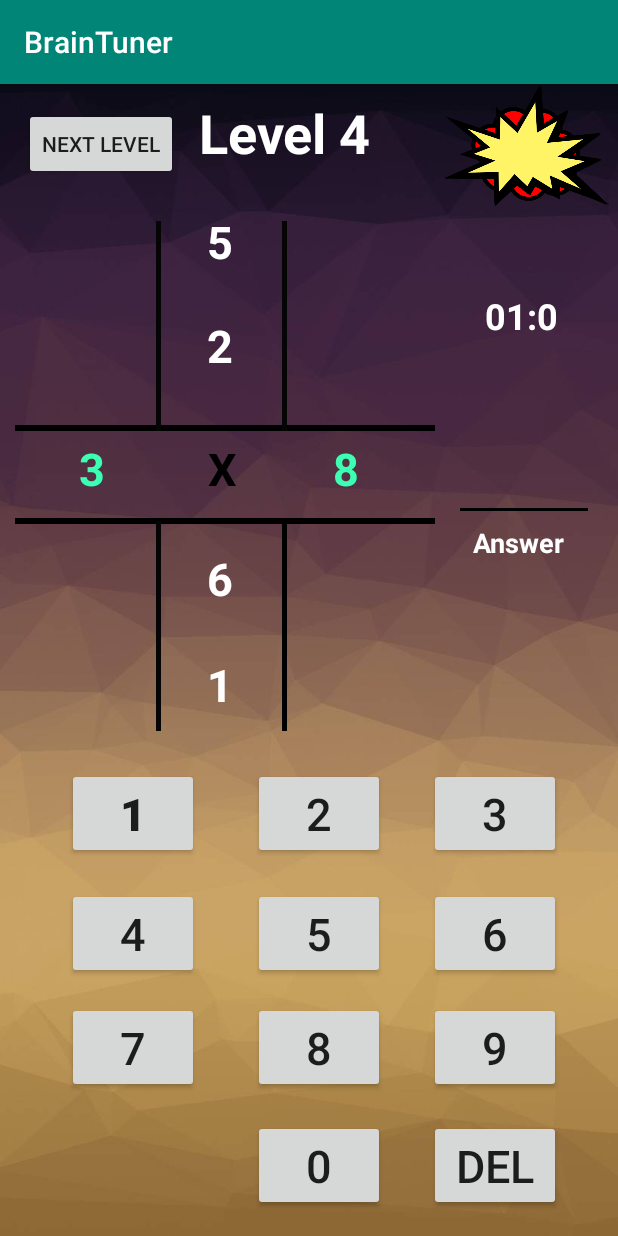
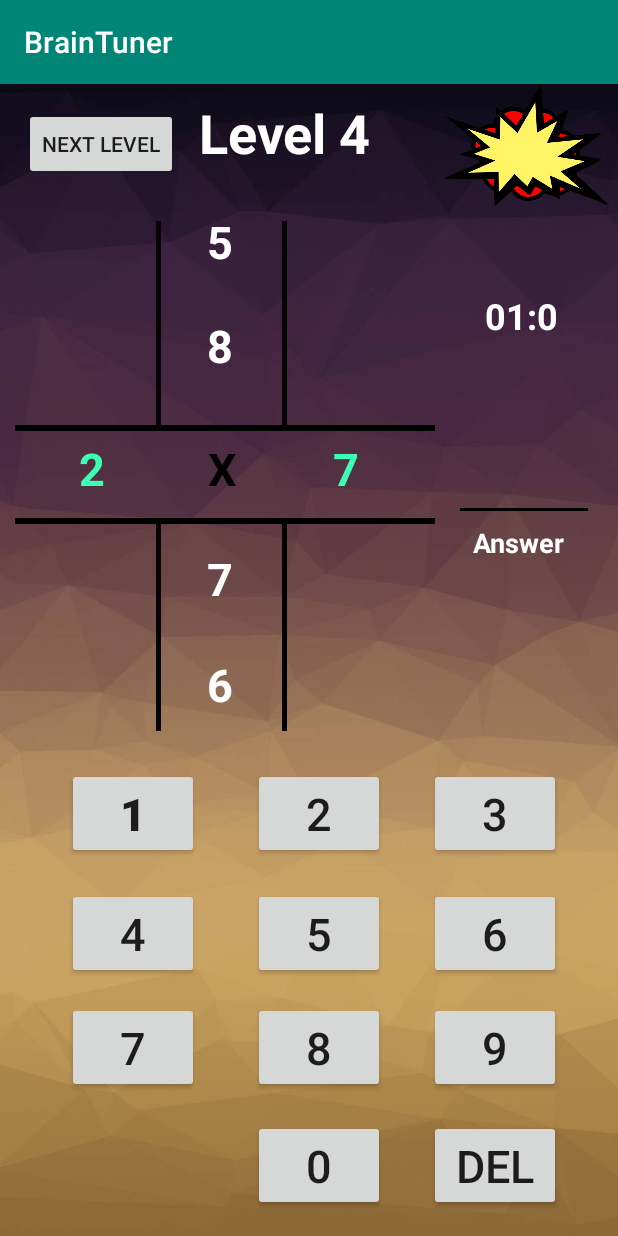
Before and after one commit to tdwic/BrainTuner2, an Android app: the level_4 screen opened directly, with no data from a screen before it, on a phone screen of 412 x 824 dp. Run offline under Robolectric (Android 15) with nearby library versions, the phone set to English and light mode, and no system bars; Roboto replaces fonts that are not available here.

Commit message:
level button updated,level 4 completed,level 4 less expensive

```diff
--- a/app/src/main/res/layout/activity_level_4.xml
+++ b/app/src/main/res/layout/activity_level_4.xml
@@ -15,7 +15,7 @@
         android:layout_marginTop="8dp"
         android:layout_marginEnd="8dp"
         android:layout_marginBottom="8dp"
-        android:text="Answer"
+        android:text="@string/answer4"
         android:textColor="#FFFFFF"
         android:textSize="18sp"
         android:textStyle="bold"
@@ -34,7 +34,7 @@
         android:layout_marginTop="8dp"
         android:layout_marginEnd="8dp"
         android:layout_marginBottom="8dp"
-        android:text="5"
+        android:text="@string/row4_1"
         android:textAlignment="center"
         android:textColor="#FFFFFF"
         android:textSize="30sp"
@@ -54,7 +54,7 @@
         android:layout_marginTop="8dp"
         android:layout_marginEnd="8dp"
         android:layout_marginBottom="8dp"
-        android:text="2"
+        android:text="@string/row4_2"
         android:textAlignment="center"
         android:textColor="#FFFFFF"
         android:textSize="30sp"
@@ -74,7 +74,7 @@
         android:layout_marginTop="8dp"
         android:layout_marginEnd="8dp"
         android:layout_marginBottom="8dp"
-        android:text="3"
+        android:text="@string/col4_1"
         android:textAlignment="center"
         android:textColor="#3CFFB3"
         android:textSize="30sp"
@@ -94,7 +94,7 @@
         android:layout_marginTop="8dp"
         android:layout_marginEnd="8dp"
         android:layout_marginBottom="8dp"
-        android:text="6"
+        android:text="@string/row4_3"
         android:textAlignment="center"
         android:textColor="#FFFFFF"
         android:textSize="30sp"
@@ -114,7 +114,7 @@
         android:layout_marginTop="8dp"
         android:layout_marginEnd="8dp"
         android:layout_marginBottom="8dp"
-        android:text="1"
+        android:text="@string/row4_4"
         android:textAlignment="center"
         android:textColor="#FFFFFF"
         android:textSize="30sp"
@@ -134,7 +134,7 @@
         android:layout_marginTop="8dp"
         android:layout_marginEnd="8dp"
         android:layout_marginBottom="8dp"
-        android:text="8"
+        android:text="@string/col4_3"
         android:textAlignment="center"
         android:textColor="#3CFFB3"
         android:textSize="30sp"
@@ -154,7 +154,7 @@
         android:layout_marginTop="8dp"
         android:layout_marginEnd="8dp"
         android:layout_marginBottom="8dp"
-        android:text="X"
+        android:text="@string/col4_2"
         android:textAlignment="center"
         android:textColor="#000000"
         android:textSize="30sp"
@@ -204,7 +204,7 @@
         android:layout_marginTop="8dp"
         android:layout_marginEnd="8dp"
         android:layout_marginBottom="8dp"
-        android:text="1"
+        android:text="@string/num4_1"
         android:textSize="30sp"
         android:textStyle="bold"
         app:layout_constraintBottom_toBottomOf="parent"
@@ -222,7 +222,7 @@
         android:layout_marginTop="8dp"
         android:layout_marginEnd="8dp"
         android:layout_marginBottom="8dp"
-        android:text="4"
+        android:text="@string/num4_4"
         android:textSize="30sp"
         app:layout_constraintBottom_toBottomOf="parent"
         app:layout_constraintEnd_toEndOf="parent"
@@ -239,7 +239,7 @@
         android:layout_marginTop="8dp"
         android:layout_marginEnd="8dp"
         android:layout_marginBottom="8dp"
-        android:text="7"
+        android:text="@string/num4_7"
         android:textSize="30sp"
         app:layout_constraintBottom_toBottomOf="parent"
         app:layout_constraintEnd_toEndOf="parent"
@@ -256,7 +256,7 @@
         android:layout_marginTop="8dp"
         android:layout_marginEnd="8dp"
         android:layout_marginBottom="8dp"
-        android:text="0"
+        android:text="@string/num4_0"
         android:textSize="30sp"
         app:layout_constraintBottom_toBottomOf="parent"
         app:layout_constraintEnd_toEndOf="parent"
@@ -273,7 +273,7 @@
         android:layout_marginTop="8dp"
         android:layout_marginEnd="8dp"
         android:layout_marginBottom="8dp"
-        android:text="del"
+        android:text="@string/num4_del"
         android:textSize="30sp"
         app:layout_constraintBottom_toBottomOf="parent"
         app:layout_constraintEnd_toEndOf="parent"
@@ -290,7 +290,7 @@
         android:layout_marginTop="8dp"
         android:layout_marginEnd="8dp"
         android:layout_marginBottom="8dp"
-        android:text="9"
+        android:text="@string/num4_9"
         android:textSize="30sp"
         app:layout_constraintBottom_toBottomOf="parent"
         app:layout_constraintEnd_toEndOf="parent"
@@ -307,7 +307,7 @@
         android:layout_marginTop="8dp"
         android:layout_marginEnd="8dp"
         android:layout_marginBottom="8dp"
-        android:text="8"
+        android:text="@string/num4_8"
         android:textSize="30sp"
         app:layout_constraintBottom_toBottomOf="parent"
         app:layout_constraintEnd_toEndOf="parent"
@@ -324,7 +324,7 @@
         android:layout_marginTop="8dp"
         android:layout_marginEnd="8dp"
         android:layout_marginBottom="8dp"
-        android:text="5"
+        android:text="@string/num4_5"
         android:textSize="30sp"
         app:layout_constraintBottom_toBottomOf="parent"
         app:layout_constraintEnd_toEndOf="parent"
@@ -341,7 +341,7 @@
         android:layout_marginTop="8dp"
         android:layout_marginEnd="8dp"
         android:layout_marginBottom="8dp"
-        android:text="6"
+        android:text="@string/num4_6"
         android:textSize="30sp"
         app:layout_constraintBottom_toBottomOf="parent"
         app:layout_constraintEnd_toEndOf="parent"
@@ -358,7 +358,7 @@
         android:layout_marginTop="8dp"
         android:layout_marginEnd="8dp"
         android:layout_marginBottom="8dp"
-        android:text="3"
+        android:text="@string/num4_3"
         android:textSize="30sp"
         app:layout_constraintBottom_toBottomOf="parent"
         app:layout_constraintEnd_toEndOf="parent"
@@ -375,7 +375,7 @@
         android:layout_marginTop="8dp"
         android:layout_marginEnd="8dp"
         android:layout_marginBottom="8dp"
-        android:text="2"
+        android:text="@string/num4_2"
         android:textSize="30sp"
         app:layout_constraintBottom_toBottomOf="parent"
         app:layout_constraintEnd_toEndOf="parent"
@@ -407,7 +407,7 @@
         android:layout_marginTop="8dp"
         android:layout_marginEnd="8dp"
         android:layout_marginBottom="8dp"
-        android:text="01:00"
+        android:text="@string/time4"
         android:textColor="#FFFFFF"
         android:textSize="24sp"
         android:textStyle="bold"
--- a/app/src/main/res/layout/activity_level_4_a.xml
+++ b/app/src/main/res/layout/activity_level_4_a.xml
@@ -283,7 +283,7 @@
         android:layout_marginTop="8dp"
         android:layout_marginEnd="8dp"
         android:layout_marginBottom="8dp"
-        android:text="1"
+        android:text="@string/num4_1"
         android:textSize="30sp"
         android:textStyle="bold"
         app:layout_constraintBottom_toBottomOf="parent"
@@ -301,7 +301,7 @@
         android:layout_marginTop="8dp"
         android:layout_marginEnd="8dp"
         android:layout_marginBottom="8dp"
-        android:text="4"
+        android:text="@string/num4_4"
         android:textSize="30sp"
         app:layout_constraintBottom_toBottomOf="parent"
         app:layout_constraintEnd_toEndOf="parent"
@@ -318,7 +318,7 @@
         android:layout_marginTop="8dp"
         android:layout_marginEnd="8dp"
         android:layout_marginBottom="8dp"
-        android:text="7"
+        android:text="@string/num4_7"
         android:textSize="30sp"
         app:layout_constraintBottom_toBottomOf="parent"
         app:layout_constraintEnd_toEndOf="parent"
@@ -335,7 +335,7 @@
         android:layout_marginTop="8dp"
         android:layout_marginEnd="8dp"
         android:layout_marginBottom="8dp"
-        android:text="0"
+        android:text="@string/num4_0"
         android:textSize="30sp"
         app:layout_constraintBottom_toBottomOf="parent"
         app:layout_constraintEnd_toEndOf="parent"
@@ -352,7 +352,7 @@
         android:layout_marginTop="8dp"
         android:layout_marginEnd="8dp"
         android:layout_marginBottom="8dp"
-        android:text="del"
+        android:text="@string/num4_del"
         android:textSize="30sp"
         app:layout_constraintBottom_toBottomOf="parent"
         app:layout_constraintEnd_toEndOf="parent"
@@ -369,7 +369,7 @@
         android:layout_marginTop="8dp"
         android:layout_marginEnd="8dp"
         android:layout_marginBottom="8dp"
-        android:text="9"
+        android:text="@string/num4_9"
         android:textSize="30sp"
         app:layout_constraintBottom_toBottomOf="parent"
         app:layout_constraintEnd_toEndOf="parent"
@@ -386,7 +386,7 @@
         android:layout_marginTop="8dp"
         android:layout_marginEnd="8dp"
         android:layout_marginBottom="8dp"
-        android:text="8"
+        android:text="@string/row4_2"
         android:textSize="30sp"
         app:layout_constraintBottom_toBottomOf="parent"
         app:layout_constraintEnd_toEndOf="parent"
@@ -403,7 +403,7 @@
         android:layout_marginTop="8dp"
         android:layout_marginEnd="8dp"
         android:layout_marginBottom="8dp"
-        android:text="5"
+        android:text="@string/num4_5"
         android:textSize="30sp"
         app:layout_constraintBottom_toBottomOf="parent"
         app:layout_constraintEnd_toEndOf="parent"
@@ -420,7 +420,7 @@
         android:layout_marginTop="8dp"
         android:layout_marginEnd="8dp"
         android:layout_marginBottom="8dp"
-        android:text="6"
+        android:text="@string/num4_6"
         android:textSize="30sp"
         app:layout_constraintBottom_toBottomOf="parent"
         app:layout_constraintEnd_toEndOf="parent"
@@ -437,7 +437,7 @@
         android:layout_marginTop="8dp"
         android:layout_marginEnd="8dp"
         android:layout_marginBottom="8dp"
-        android:text="3"
+        android:text="@string/num4_3"
         android:textSize="30sp"
         app:layout_constraintBottom_toBottomOf="parent"
         app:layout_constraintEnd_toEndOf="parent"
@@ -454,7 +454,7 @@
         android:layout_marginTop="8dp"
         android:layout_marginEnd="8dp"
         android:layout_marginBottom="8dp"
-        android:text="2"
+        android:text="@string/num4_2"
         android:textSize="30sp"
         app:layout_constraintBottom_toBottomOf="parent"
         app:layout_constraintEnd_toEndOf="parent"
--- a/app/src/main/res/values/strings.xml
+++ b/app/src/main/res/values/strings.xml
@@ -7,4 +7,31 @@
     <string name="gameMenu">Menu</string>
     <string name="menuBtnPlay">Start</string>
     <string name="menuBtnExit">Exit</string>
+
+
+    <!--Level 4-->
+    <string name="time4">01:00</string>
+    <string name="answer4">Answer</string>
+
+    <string name="row4_1">5</string>
+    <string name="row4_2">8</string>
+    <string name="row4_3">7</string>
+    <string name="row4_4">6</string>
+
+    <string name="col4_1">2</string>
+    <string name="col4_2">X</string>
+    <string name="col4_3">7</string>
+
+    <string name="num4_1">1</string>
+    <string name="num4_2">2</string>
+    <string name="num4_3">3</string>
+    <string name="num4_4">4</string>
+    <string name="num4_5">5</string>
+    <string name="num4_6">6</string>
+    <string name="num4_7">7</string>
+    <string name="num4_8">8</string>
+    <string name="num4_9">9</string>
+    <string name="num4_0">0</string>
+    <string name="num4_del">Del</string>
+
 </resources>
```
